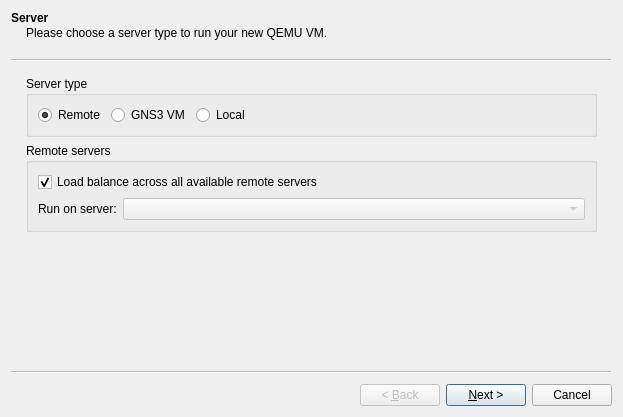
Before: the Qt Designer form gns3/modules/qemu/ui/qemu_vm_wizard.ui in GNS3/gns3-gui, drawn with Qt 5.
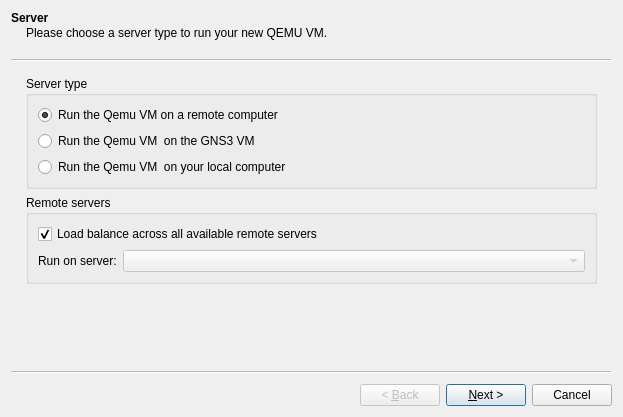
After: the same form once the commit is applied.

What changed in the file:
```diff
--- a/gns3/modules/qemu/ui/qemu_vm_wizard.ui
+++ b/gns3/modules/qemu/ui/qemu_vm_wizard.ui
@@ -29,11 +29,11 @@
       <property name="title">
        <string>Server type</string>
       </property>
-      <layout class="QHBoxLayout" name="horizontalLayout">
+      <layout class="QVBoxLayout" name="verticalLayout_5">
        <item>
         <widget class="QRadioButton" name="uiRemoteRadioButton">
          <property name="text">
-          <string>Remote</string>
+          <string>Run the Qemu VM on a remote computer</string>
          </property>
          <property name="checked">
           <bool>true</bool>
@@ -43,30 +43,17 @@
        <item>
         <widget class="QRadioButton" name="uiVMRadioButton">
          <property name="text">
-          <string>GNS3 VM</string>
+          <string>Run the Qemu VM  on the GNS3 VM</string>
          </property>
         </widget>
        </item>
        <item>
         <widget class="QRadioButton" name="uiLocalRadioButton">
          <property name="text">
-          <string>Local</string>
+          <string>Run the Qemu VM  on your local computer</string>
          </property>
         </widget>
        </item>
-       <item>
-        <spacer name="horizontalSpacer">
-         <property name="orientation">
-          <enum>Qt::Horizontal</enum>
-         </property>
-         <property name="sizeHint" stdset="0">
-          <size>
-           <width>40</width>
-           <height>20</height>
-          </size>
-         </property>
-        </spacer>
-       </item>
       </layout>
      </widget>
     </item>
```
